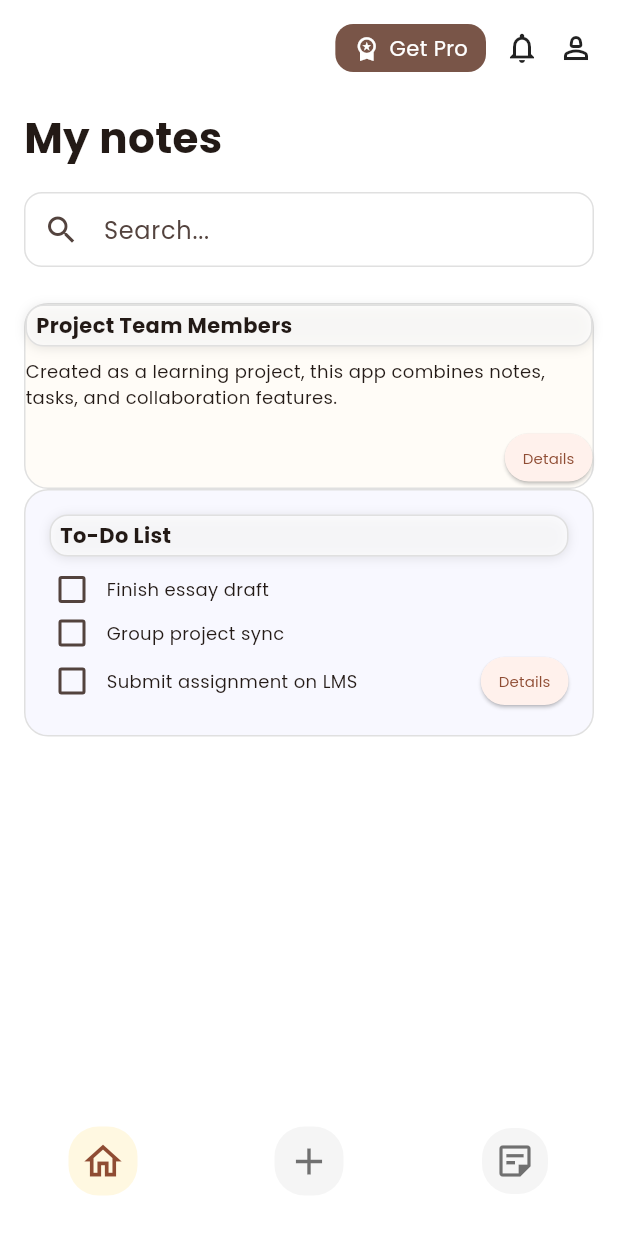
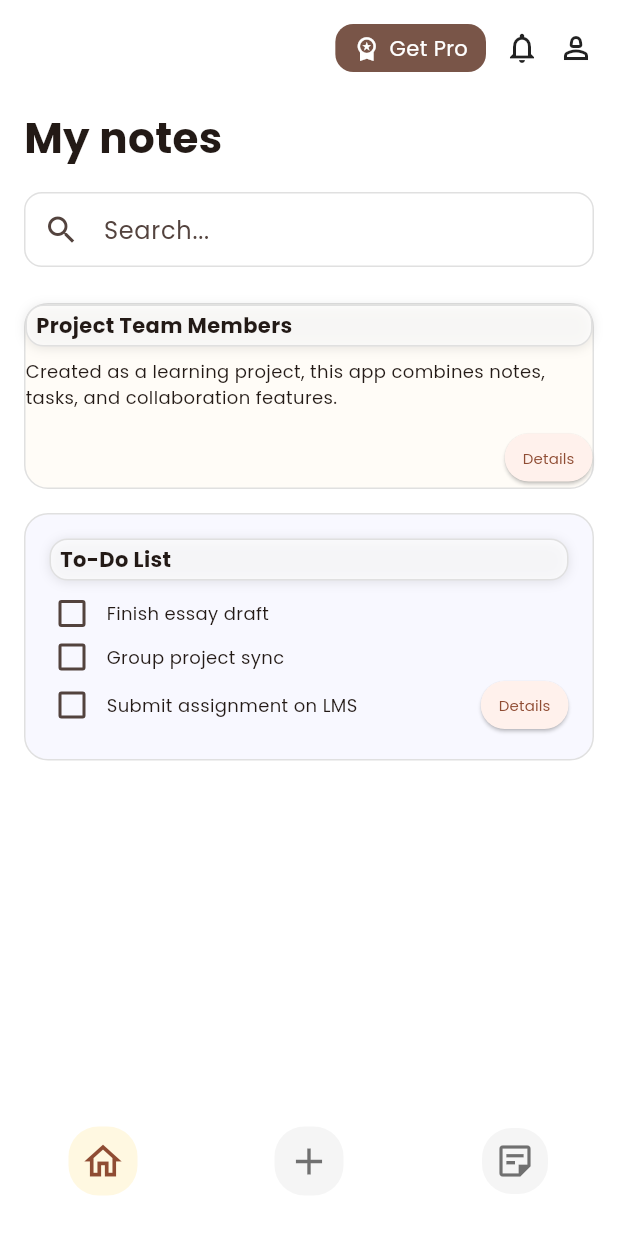
Before and after one commit to Mariariaardyanti/Project_Mobile, a Flutter app: the Homepage screen opened directly, on a phone screen of 412 x 824 dp. Run offline on Flutter 3.47's test engine with Material 3 defaults, Android fonts, the phone set to English and light mode, and no system bars; our stand-ins replace cloud_firestore, firebase_auth, firebase_core; accounts and stored records are empty.

Commit message:
style(homepage): add margin bottom

```diff
--- a/lib/pages/home/homepage.dart
+++ b/lib/pages/home/homepage.dart
@@ -94,6 +94,7 @@ class _HomepageState extends State<Homepage> {
                 // ===== CARD 1 =====
                 Container(
                   width: double.infinity,
+                  margin: const EdgeInsets.only(bottom: 16),
 
                       decoration: BoxDecoration(
                         color: const Color(0xFFFFFCF7),
```
